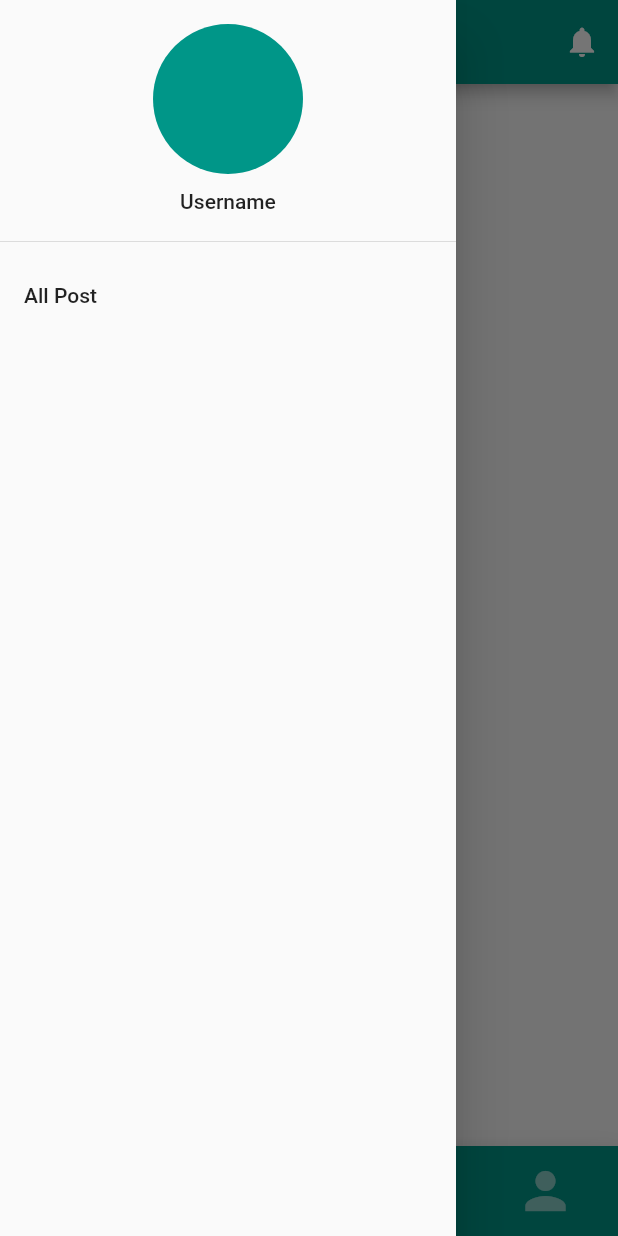
After one commit to gaiyadev/Medium_clone_ui, a Flutter app: the HomePageScreen screen opened directly, with the side drawer open, on a phone screen of 412 x 824 dp. The commit adds this screen. Run offline on Flutter 3.47's test engine with Material 2 defaults, Android fonts, the phone set to English and light mode, and no system bars; our stand-ins replace google_fonts, logger.

Commit message:
Refactor: refactor drawer to a new file

```diff
--- a/lib/screens/profile/profile_screen.dart
+++ b/lib/screens/profile/profile_screen.dart
@@ -14,7 +14,7 @@ class _ProfileScreenState extends State<ProfileScreen> {
         mainAxisAlignment: MainAxisAlignment.center,
         crossAxisAlignment: CrossAxisAlignment.center,
         children: [
-          Text(
+        const  Text(
             'Tap to add Profile data',
             textAlign: TextAlign.center,
             style: TextStyle(
@@ -40,7 +40,7 @@ class _ProfileScreenState extends State<ProfileScreen> {
                 borderRadius: BorderRadius.circular(20),
               ),
               child: Center(
-                child: Text(
+                child: const Text(
                   'Add profile',
                   style: TextStyle(
                     color: Colors.white,
--- /dev/null
+++ b/lib/widgets/app_drawer.dart
@@ -0,0 +1,38 @@
+import 'package:flutter/material.dart';
+
+class AppDrawer extends StatelessWidget {
+  const AppDrawer({
+    Key key,
+  }) : super(key: key);
+
+  @override
+  Widget build(BuildContext context) {
+    return Drawer(
+      child: ListView(
+        children: [
+          DrawerHeader(
+            child: Column(
+              children: [
+                Container(
+                  height: 100.0,
+                  width: 100.0,
+                  decoration: BoxDecoration(
+                    color: Colors.teal,
+                    borderRadius: BorderRadius.circular(50.0),
+                  ),
+                ),
+                SizedBox(
+                  height: 10,
+                ),
+                Text('Username'),
+              ],
+            ),
+          ),
+          ListTile(
+            title: const Text('All Post'),
+          ),
+        ],
+      ),
+    );
+  }
+}
```
Also changed, not shown: lib/screens/home_page_screen.dart (+10 -37 lines).
